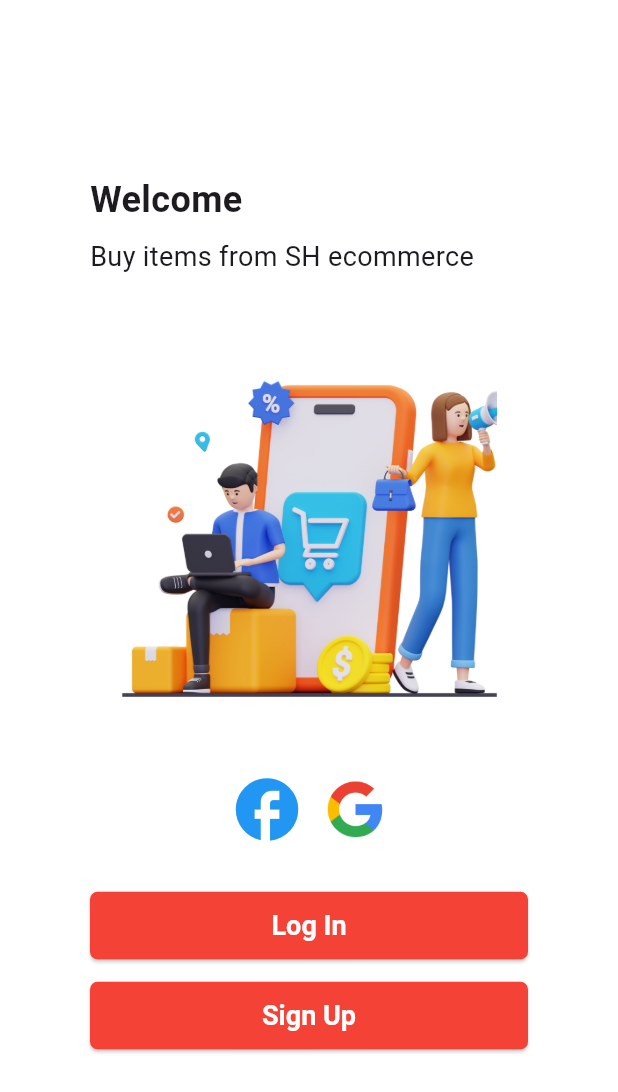
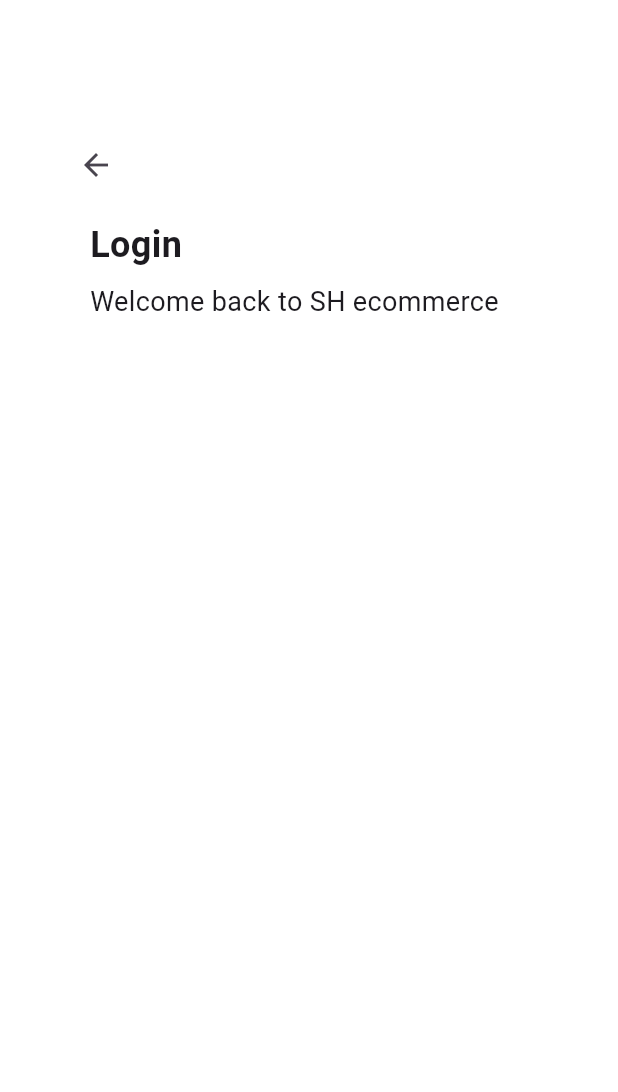
Before and after one commit to nhistory/flutter_ecommerse, a Flutter app: the screen it shows after launch, after a tap on "Log In", on a phone screen of 412 x 824 dp. Shown: the top 1092 px of the screen. Run offline on Flutter 3.47's test engine with Material 3 defaults, Android fonts, the phone set to English and light mode, and no system bars.

Commit message:
Added routes and back feature with login page

```diff
--- /dev/null
+++ b/lib/constants/routes.dart
@@ -0,0 +1,16 @@
+import 'package:flutter/material.dart';
+
+class Routes {
+  static Routes instance = Routes();
+  Future<dynamic> pushAndRemoveUntil(
+      {required Widget widget, required BuildContext context}) {
+    return Navigator.of(context).pushAndRemoveUntil(
+        MaterialPageRoute(builder: (ctx) => widget), (route) => false);
+  }
+
+  Future<dynamic> push(
+      {required Widget widget, required BuildContext context}) {
+    return Navigator.of(context)
+        .push(MaterialPageRoute(builder: (ctx) => widget));
+  }
+}
--- /dev/null
+++ b/lib/screens/auth_ui/login/login.dart
@@ -0,0 +1,31 @@
+import 'package:flutter/material.dart';
+import 'package:flutter_ecommerse/widgets/top_titles/top_titles.dart';
+
+class Login extends StatelessWidget {
+  const Login({super.key});
+
+  @override
+  Widget build(BuildContext context) {
+    return const Scaffold(
+      body: Padding(
+        padding: EdgeInsets.all(30.0),
+        child: Column(
+          crossAxisAlignment: CrossAxisAlignment.start,
+          children: [
+            SizedBox(
+              height: kToolbarHeight,
+            ),
+            Padding(
+              padding: EdgeInsets.only(left: 10.0),
+              child: BackButton(),
+            ),
+            SizedBox(
+              height: 12.0,
+            ),
+            TopTitles(title: "Login", subtitle: "Welcome back to SH ecommerce")
+          ],
+        ),
+      ),
+    );
+  }
+}
--- a/lib/screens/auth_ui/welcome/welcome.dart
+++ b/lib/screens/auth_ui/welcome/welcome.dart
@@ -1,6 +1,8 @@
 import 'package:flutter/cupertino.dart';
 import 'package:flutter/material.dart';
 import 'package:flutter_ecommerse/constants/asset_images.dart';
+import 'package:flutter_ecommerse/constants/routes.dart';
+import 'package:flutter_ecommerse/screens/auth_ui/login/login.dart';
 import 'package:flutter_ecommerse/widgets/primary_button/primary_button.dart';
 import 'package:flutter_ecommerse/widgets/top_titles/top_titles.dart';
 
@@ -15,6 +17,9 @@ class Welcome extends StatelessWidget {
         child: Column(
           crossAxisAlignment: CrossAxisAlignment.start,
           children: [
+            const SizedBox(
+              height: kToolbarHeight + 30,
+            ),
             const TopTitles(
                 title: "Welcome", subtitle: "Buy items from SH ecommerce"),
             const SizedBox(
@@ -61,7 +66,9 @@ class Welcome extends StatelessWidget {
               padding: const EdgeInsets.only(left: 30.0, right: 30.0),
               child: PrimaryButton(
                 title: "Log In",
-                onPressed: () {},
+                onPressed: () {
+                  Routes.instance.push(widget: const Login(), context: context);
+                },
               ),
             ),
             const SizedBox(
--- a/lib/widgets/top_titles/top_titles.dart
+++ b/lib/widgets/top_titles/top_titles.dart
@@ -9,9 +9,6 @@ class TopTitles extends StatelessWidget {
     return Column(
       crossAxisAlignment: CrossAxisAlignment.start,
       children: [
-        const SizedBox(
-          height: kToolbarHeight + 30,
-        ),
         Padding(
           padding: const EdgeInsets.only(left: 30.0),
           child: Text(
```
